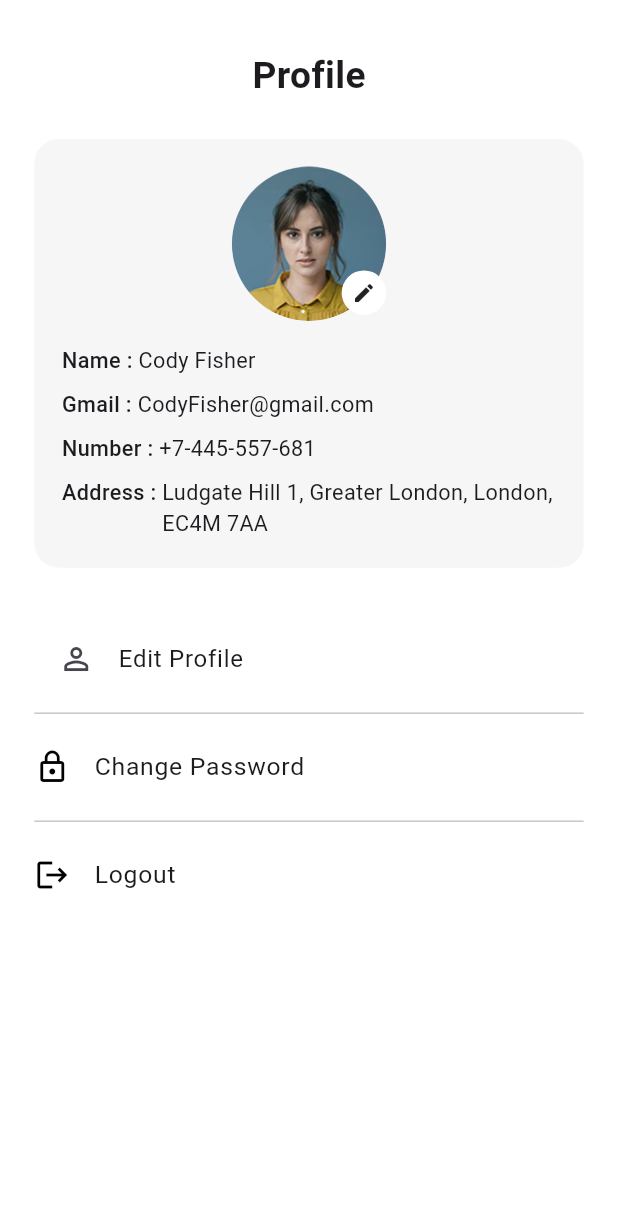
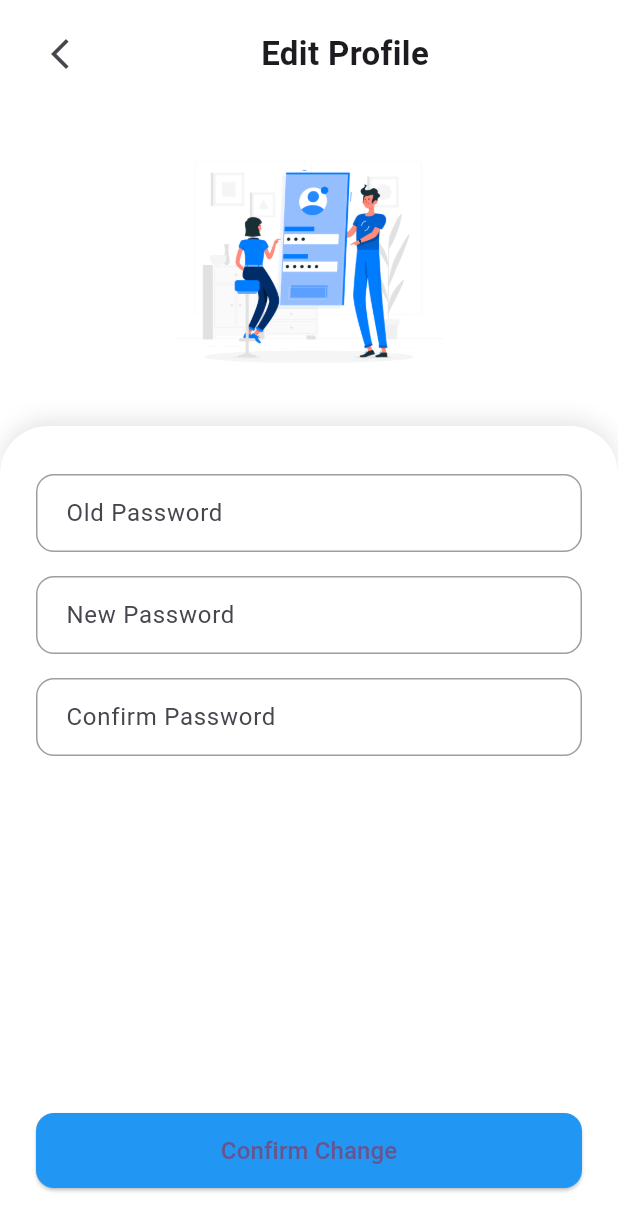
Before and after one commit to Aditia-115/ayeunews-fix, a Flutter app: the ProfileScreen screen opened directly, after a tap on "Change Password", on a phone screen of 412 x 824 dp. Shown: the top 1231 px of the screen. Run offline on Flutter 3.47's test engine with Material 3 defaults, Android fonts, the phone set to English and light mode, and no system bars; our stand-ins replace carousel_slider, flutter_screenutil, go_router.

Commit message:
change password

```diff
--- /dev/null
+++ b/lib/views/widgets/change_password_screen.dart
@@ -0,0 +1,205 @@
+import 'package:flutter/material.dart';
+
+class ChangePasswordScreen extends StatefulWidget {
+  const ChangePasswordScreen({Key? key}) : super(key: key);
+
+  @override
+  State<ChangePasswordScreen> createState() => _ChangePasswordScreenState();
+}
+
+class _ChangePasswordScreenState extends State<ChangePasswordScreen> {
+  final _formKey = GlobalKey<FormState>();
+
+  final _currentPasswordController = TextEditingController();
+  final _newPasswordController = TextEditingController();
+  final _confirmPasswordController = TextEditingController();
+
+  bool _isLoading = false;
+
+  void _handleChangePassword() async {
+    if (!_formKey.currentState!.validate()) return;
+
+    setState(() => _isLoading = true);
+
+    await Future.delayed(const Duration(seconds: 2)); // Simulasi API
+
+    if (!mounted) return;
+    ScaffoldMessenger.of(
+      context,
+    ).showSnackBar(const SnackBar(content: Text("Password berhasil diubah")));
+
+    setState(() => _isLoading = false);
+    Navigator.pop(context);
+  }
+
+  InputDecoration _inputDecoration(String hint) {
+    return InputDecoration(
+      hintText: hint,
+      filled: true,
+      fillColor: Colors.white,
+      contentPadding: const EdgeInsets.symmetric(horizontal: 16, vertical: 14),
+      border: OutlineInputBorder(
+        borderRadius: BorderRadius.circular(12),
+        borderSide: const BorderSide(color: Colors.grey),
+      ),
+      enabledBorder: OutlineInputBorder(
+        borderRadius: BorderRadius.circular(12),
+        borderSide: const BorderSide(color: Colors.grey),
+      ),
+    );
+  }
+
+  @override
+  void dispose() {
+    _currentPasswordController.dispose();
+    _newPasswordController.dispose();
+    _confirmPasswordController.dispose();
+    super.dispose();
+  }
+
+  @override
+  Widget build(BuildContext context) {
+    return Scaffold(
+      backgroundColor: Colors.white,
+      // backgroundColor: const Color(0xFFEBD8D2),
+      body: SafeArea(
+        child: Column(
+          children: [
+            // Header
+            Padding(
+              padding: const EdgeInsets.symmetric(horizontal: 16, vertical: 12),
+              child: Row(
+                children: [
+                  IconButton(
+                    icon: const Icon(Icons.arrow_back_ios_new),
+                    onPressed: () => Navigator.pop(context),
+                  ),
+                  Expanded(
+                    child: Center(
+                      child: Text(
+                        'Edit Profile',
+                        style: TextStyle(
+                          fontSize: 22,
+                          fontWeight: FontWeight.w600,
+                        ),
+                      ),
+                    ),
+                  ),
+                  // const SizedBox(width: 8),
+                  // const Text(
+                  //   'Edit Password',
+                  //   style: TextStyle(fontSize: 18, fontWeight: FontWeight.bold),
+
+                  // ),
+                ],
+              ),
+            ),
+
+            // Image
+            Padding(
+              padding: const EdgeInsets.all(16.0),
+              child: Image.asset(
+                'assets/images/register_illustration.jpg',
+                height: 180,
+              ),
+            ),
+
+            // Form Container
+            Expanded(
+              child: Container(
+                padding: const EdgeInsets.symmetric(
+                  horizontal: 24,
+                  vertical: 32,
+                ),
+
+                decoration: BoxDecoration(
+                  color: Colors.white,
+                  borderRadius: const BorderRadius.vertical(
+                    top: Radius.circular(32),
+                  ),
+                  boxShadow: [
+                    BoxShadow(
+                      color: Colors.black.withOpacity(0.1),
+                      blurRadius: 12,
+                      offset: const Offset(0, -4),
+                    ),
+                  ],
+                ),
+
+                // decoration: const BoxDecoration(
+                //   color: Colors.white,
+                //   borderRadius: BorderRadius.vertical(top: Radius.circular(32)),
+                // ),
+                child: Form(
+                  key: _formKey,
+                  child: Column(
+                    children: [
+                      TextFormField(
+                        controller: _currentPasswordController,
+                        obscureText: true,
+                        decoration: _inputDecoration('Old Password'),
+                        validator:
+                            (value) =>
+                                value == null || value.isEmpty
+                                    ? 'Required'
+                                    : null,
+                      ),
+                      const SizedBox(height: 16),
+                      TextFormField(
+                        controller: _newPasswordController,
+                        obscureText: true,
+                        decoration: _inputDecoration('New Password'),
+                        validator: (value) {
+                          if (value == null || value.isEmpty) return 'Required';
+                          if (value.length < 6) return 'Minimum 6 characters';
+                          return null;
+                        },
+                      ),
+                      const SizedBox(height: 16),
+                      TextFormField(
+                        controller: _confirmPasswordController,
+                        obscureText: true,
+                        decoration: _inputDecoration('Confirm Password'),
+                        validator: (value) {
+                          if (value != _newPasswordController.text) {
+                            return 'Passwords do not match';
+                          }
+                          return null;
+                        },
+                      ),
+                      const Spacer(),
+
+                      // Confirm Button
+                      SizedBox(
+                        width: double.infinity,
+                        height: 50,
+                        child: ElevatedButton(
+                          onPressed: _isLoading ? null : _handleChangePassword,
+                          style: ElevatedButton.styleFrom(
+                            shape: RoundedRectangleBorder(
+                              borderRadius: BorderRadius.circular(12),
+                            ),
+                            backgroundColor: Colors.blue,
+                          ),
+                          child:
+                              _isLoading
+                                  ? const CircularProgressIndicator(
+                                    color: Colors.white,
+                                  )
+                                  : const Text(
+                                    'Confirm Change',
+                                    style: TextStyle(fontSize: 16),
+                                  ),
+                        ),
+                      ),
+                    ],
+                  ),
+                ),
+              ),
+            ),
+          ],
+        ),
+      ),
+    );
+  }
+}
--- a/lib/views/widgets/profile_screen.dart
+++ b/lib/views/widgets/profile_screen.dart
@@ -1,6 +1,8 @@
 import 'package:flutter/material.dart';
 import 'package:flutter_screenutil/flutter_screenutil.dart';
+import 'package:newshive/views/widgets/change_password_screen.dart';
 import 'package:newshive/views/widgets/edit_profile_screen.dart';
+import 'package:newshive/views/widgets/login_screen.dart';
 
 class ProfileScreen extends StatelessWidget {
   const ProfileScreen({super.key});
@@ -16,10 +18,7 @@ class ProfileScreen extends StatelessWidget {
           children: [
             Text(
               'Profile',
-              style: TextStyle(
-                fontSize: 24.sp,
-                fontWeight: FontWeight.w600,
-              ),
+              style: TextStyle(fontSize: 24.sp, fontWeight: FontWeight.w600),
             ),
             SizedBox(height: 24.h),
 
@@ -37,8 +36,9 @@ class ProfileScreen extends StatelessWidget {
                     children: [
                       CircleAvatar(
                         radius: 50.r,
-                        backgroundImage:
-                            const AssetImage('assets/images/avatar.png'),
+                        backgroundImage: const AssetImage(
+                          'assets/images/avatar.png',
+                        ),
                       ),
                       Positioned(
                         right: 0,
@@ -62,8 +62,10 @@ class ProfileScreen extends StatelessWidget {
                   SizedBox(height: 8.h),
                   _profileRow('Number', '+7-445-557-681'),
                   SizedBox(height: 8.h),
-                  _profileRow('Address',
-                      'Ludgate Hill 1, Greater London, London, EC4M 7AA'),
+                  _profileRow(
+                    'Address',
+                    'Ludgate Hill 1, Greater London, London, EC4M 7AA',
+                  ),
                 ],
               ),
             ),
@@ -81,10 +83,35 @@ class ProfileScreen extends StatelessWidget {
                 );
               },
             ),
-            Divider(),
-            _menuItem(Icons.lock_outline, 'Change Password', () {}),
-            Divider(),
-            _menuItem(Icons.logout, 'Logout', () {}),
+            const Divider(), // Pemisah
+            ListTile(
+              leading: const Icon(Icons.lock_outline),
+              title: const Text('Change Password'),
+              onTap: () {
+                Navigator.push(
+                  context,
+                  MaterialPageRoute(
+                    builder: (_) => const ChangePasswordScreen(),
+                  ),
+                );
+              },
+            ),
+            const Divider(), // Pemisah
+            ListTile(
+              leading: const Icon(Icons.lock_outline),
+              title: const Text('Logout'),
+              onTap: () {
+                Navigator.push(
+                  context,
+                  MaterialPageRoute(builder: (_) => const LoginScreen()),
+                );
+              },
+            ),
+            // Divider(),
+            // _menuItem(Icons.lock_outline, 'Change Password', () {}),
+
+            // Divider(),
+            // _menuItem(Icons.logout, 'Logout', () {}),
           ],
         ),
       ),
@@ -99,12 +126,7 @@ class ProfileScreen extends StatelessWidget {
           '$label : ',
           style: TextStyle(fontSize: 14.sp, fontWeight: FontWeight.w500),
         ),
-        Expanded(
-          child: Text(
-            value,
-            style: TextStyle(fontSize: 14.sp),
-          ),
-        ),
+        Expanded(child: Text(value, style: TextStyle(fontSize: 14.sp))),
       ],
     );
   }
@@ -113,10 +135,7 @@ class ProfileScreen extends StatelessWidget {
     return ListTile(
       contentPadding: EdgeInsets.zero,
       leading: Icon(icon, color: Colors.black),
-      title: Text(
-        label,
-        style: TextStyle(fontSize: 16.sp),
-      ),
+      title: Text(label, style: TextStyle(fontSize: 16.sp)),
       onTap: onTap,
     );
   }
```
Also changed, not shown: lib/views/widgets/bookmark_screen.dart (+9 -7 lines), lib/views/widgets/home_screen.dart (+9 -7 lines).
